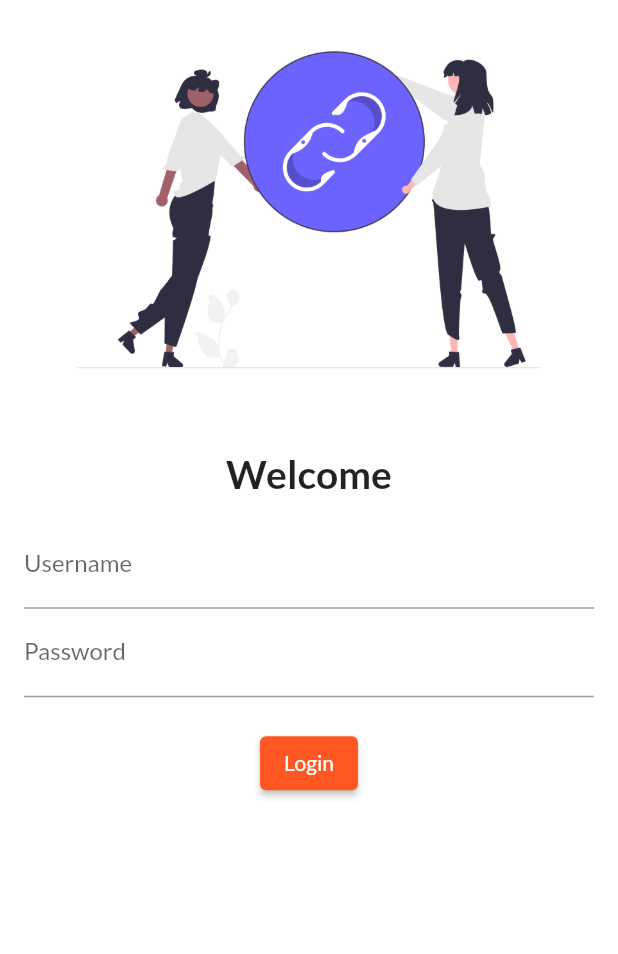
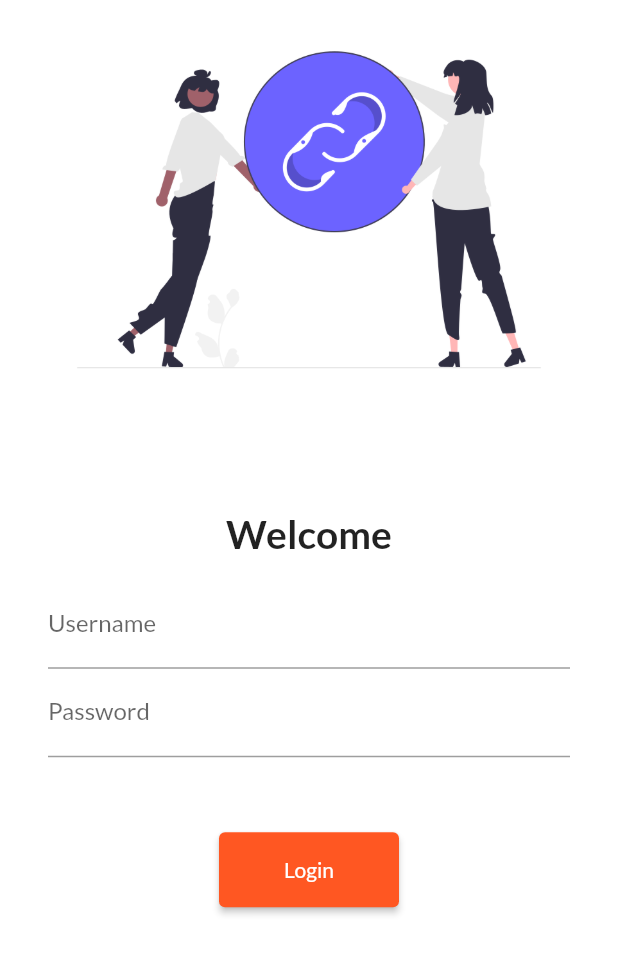
Before and after one commit to Sanish2318/Codepur, a Flutter app: the screen it shows after launch, on a phone screen of 412 x 824 dp. Shown: the top 954 px of the screen. Run offline on Flutter 3.47's test engine with Material 2 defaults, Android fonts, the phone set to English and light mode, and no system bars; our stand-ins replace google_fonts.

Commit message:
Day5 Completed

```diff
--- a/lib/main.dart
+++ b/lib/main.dart
@@ -1,7 +1,9 @@
+import 'package:film_crew_nepal/screens/home_page.dart';
+import 'package:film_crew_nepal/utils/routes.dart';
 import 'package:flutter/material.dart';
 import 'package:google_fonts/google_fonts.dart';
 
-//import 'screens/home_page.dart';
+import 'screens/home_page.dart';
 import 'screens/login_page.dart';
 
 void main() {
@@ -22,7 +24,8 @@ class MyApp extends StatelessWidget {
           brightness: Brightness.dark,
         ),
         routes: {
-          "/login": (context) => LoginPage(),
+          MyRoutes.loginRoute: (context) => LoginPage(),
+          MyRoutes.homeRoute: (context) => HomePage(),
         });
   }
 }
--- a/lib/screens/login_page.dart
+++ b/lib/screens/login_page.dart
@@ -1,3 +1,4 @@
+import 'package:film_crew_nepal/utils/routes.dart';
 import 'package:flutter/material.dart';
 
 class LoginPage extends StatelessWidget {
@@ -5,18 +6,20 @@ class LoginPage extends StatelessWidget {
   Widget build(BuildContext context) {
     return Material(
       color: Colors.white,
+      child: SingleChildScrollView(
         child: Column(
           children: [
             Image.asset('assets/images/login_image.png', fit: BoxFit.cover),
             SizedBox(
-            height: 20.0,
+              height: 60.0,
             ),
             Text(
               "Welcome",
               style: TextStyle(fontSize: 26, fontWeight: FontWeight.bold),
             ),
             Padding(
-            padding: const EdgeInsets.all(16.0),
+              padding:
+                  const EdgeInsets.symmetric(vertical: 16.0, horizontal: 32.0),
               child: Column(
                 children: [
                   TextFormField(
@@ -33,13 +36,15 @@ class LoginPage extends StatelessWidget {
                     ),
                   ),
                   SizedBox(
-                  height: 20.0,
+                    height: 50.0,
                   ),
                   ElevatedButton(
                     child: Text("Login"),
-                  style: TextButton.styleFrom(),
+                    style: TextButton.styleFrom(
+                      minimumSize: Size(120, 50),
+                    ),
                     onPressed: () {
-                    print("Hi Coddeysingh");
+                      Navigator.pushNamed(context, MyRoutes.homeRoute);
                     },
                   ),
                 ],
@@ -47,6 +52,7 @@ class LoginPage extends StatelessWidget {
             )
           ],
         ),
+      ),
     );
   }
 }
--- /dev/null
+++ b/lib/utils/routes.dart
@@ -0,0 +1,4 @@
+class MyRoutes {
+  static String loginRoute = '/login';
+  static String homeRoute = '/home';
+}
```
Lines whose indentation alone changed are shown as unchanged.
